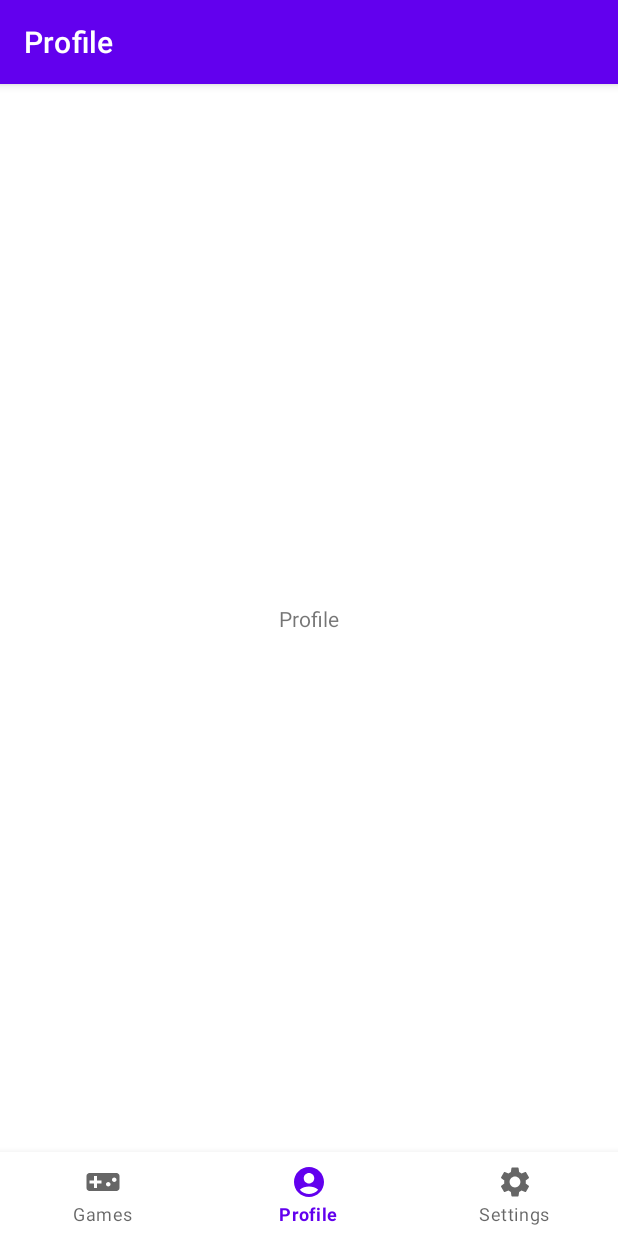
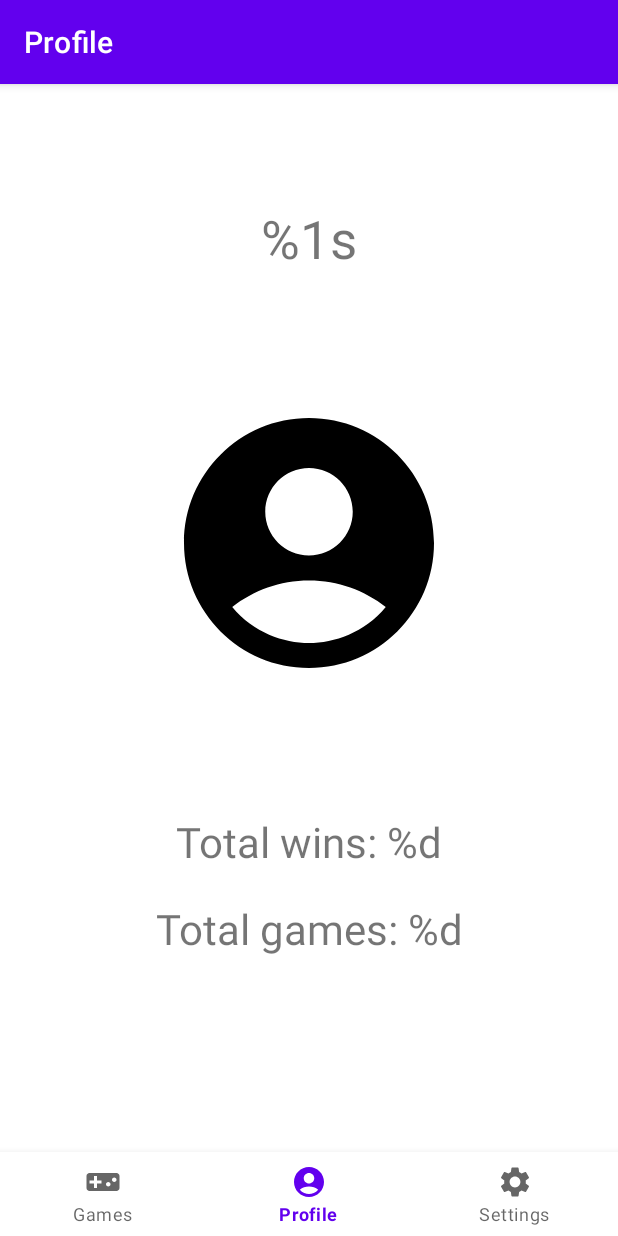
Before and after one commit to JosepDev23/PokeArcade, an Android app: the ProfileFragment screen opened through its navigation route, on a phone screen of 412 x 824 dp. Run offline under Robolectric (Android 15) with nearby library versions, the phone set to English and light mode, and no system bars; our stand-ins replace Dagger/Hilt's generated code, navigation-ui.

Commit message:
Interfaz perfil (solo la interfaz)

```diff
--- a/app/src/main/java/dadm/pokearcade/ui/profile/ProfileFragment.kt
+++ b/app/src/main/java/dadm/pokearcade/ui/profile/ProfileFragment.kt
@@ -18,4 +18,9 @@ class ProfileFragment: Fragment(R.layout.fragment_profile) {
         super.onViewCreated(view, savedInstanceState)
         _binding = FragmentProfileBinding.bind(view)
     }
+
+    override fun onDestroyView() {
+        super.onDestroyView()
+        _binding = null
+    }
 }
--- /dev/null
+++ b/app/src/main/java/dadm/pokearcade/ui/profile/ProfileViewModel.kt
@@ -0,0 +1,12 @@
+package dadm.pokearcade.ui.profile
+
+import androidx.lifecycle.LiveData
+import androidx.lifecycle.ViewModel
+import dadm.pokearcade.data.users.UsersRepository
+import javax.inject.Inject
+
+class ProfileViewModel @Inject constructor(
+    usersRepository: UsersRepository
+): ViewModel() {
+
+}
--- a/app/src/main/res/layout/fragment_profile.xml
+++ b/app/src/main/res/layout/fragment_profile.xml
@@ -1,17 +1,55 @@
 <?xml version="1.0" encoding="utf-8"?>
 <androidx.constraintlayout.widget.ConstraintLayout xmlns:android="http://schemas.android.com/apk/res/android"
     xmlns:app="http://schemas.android.com/apk/res-auto"
+    xmlns:tools="http://schemas.android.com/tools"
     android:layout_width="match_parent"
     android:layout_height="match_parent">
 
     <com.google.android.material.textview.MaterialTextView
-        android:id="@+id/textView"
+        android:id="@+id/username_profile"
         android:layout_width="wrap_content"
         android:layout_height="wrap_content"
-        android:text="@string/profile"
-        app:layout_constraintBottom_toBottomOf="parent"
+        android:text="@string/username_profile"
+        android:textSize="35sp"
+        app:layout_constraintBottom_toTopOf="@+id/user_img"
         app:layout_constraintEnd_toEndOf="parent"
+        app:layout_constraintHorizontal_bias="0.5"
         app:layout_constraintStart_toStartOf="parent"
         app:layout_constraintTop_toTopOf="parent" />
 
+    <com.google.android.material.imageview.ShapeableImageView
+        android:id="@+id/user_img"
+        android:layout_width="200dp"
+        android:layout_height="200dp"
+        android:src="@drawable/baseline_profile"
+        android:layout_marginTop="-100dp"
+        app:layout_constraintBottom_toBottomOf="parent"
+        app:layout_constraintEnd_toEndOf="parent"
+        app:layout_constraintHorizontal_bias="0.5"
+        app:layout_constraintStart_toStartOf="parent"
+        app:layout_constraintTop_toTopOf="parent" />
+
+    <com.google.android.material.textview.MaterialTextView
+        android:id="@+id/total_wins"
+        android:layout_width="wrap_content"
+        android:layout_height="wrap_content"
+        android:layout_marginTop="80dp"
+        android:text="@string/total_wins"
+        android:textSize="28sp"
+        app:layout_constraintBottom_toTopOf="@+id/total_games"
+        app:layout_constraintEnd_toEndOf="parent"
+        app:layout_constraintStart_toStartOf="parent"
+        app:layout_constraintTop_toBottomOf="@+id/user_img" />
+
+    <com.google.android.material.textview.MaterialTextView
+        android:id="@+id/total_games"
+        android:layout_width="wrap_content"
+        android:layout_height="wrap_content"
+        android:layout_marginTop="20dp"
+        android:text="@string/total_games"
+        android:textSize="28sp"
+        app:layout_constraintEnd_toEndOf="parent"
+        app:layout_constraintStart_toStartOf="parent"
+        app:layout_constraintTop_toBottomOf="@+id/total_wins" />
+
 </androidx.constraintlayout.widget.ConstraintLayout>
--- a/app/src/main/res/values/strings.xml
+++ b/app/src/main/res/values/strings.xml
@@ -16,4 +16,7 @@
     <string name="Wordle">Wordle</string>
     <string name="GuessThePokemon">Guess the Pokemon</string>
     <string name="welcome">Welcome Juan</string>
+    <string name="total_wins">Total wins: %d</string>
+    <string name="total_games">Total games: %d</string>
+    <string name="username_profile">%1s</string>
 </resources>
```
